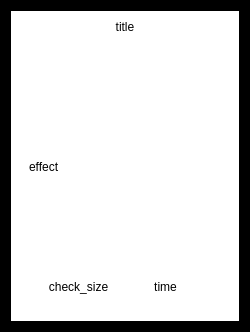
Old version of the form src/py/cardwidget.ui in the repository jyn-n/automatic-octo-dollop.
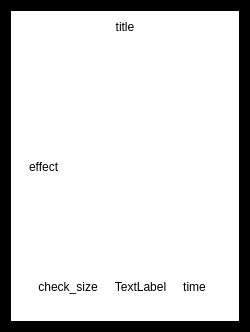
New version of the form.

```diff
--- a/src/py/cardwidget.ui
+++ b/src/py/cardwidget.ui
@@ -198,6 +198,22 @@
               </property>
              </widget>
             </item>
+            <item>
+             <widget class="QLabel" name="successes">
+              <property name="sizePolicy">
+               <sizepolicy hsizetype="Expanding" vsizetype="Preferred">
+                <horstretch>0</horstretch>
+                <verstretch>0</verstretch>
+               </sizepolicy>
+              </property>
+              <property name="text">
+               <string>TextLabel</string>
+              </property>
+              <property name="alignment">
+               <set>Qt::AlignCenter</set>
+              </property>
+             </widget>
+            </item>
             <item>
              <widget class="QLabel" name="time">
               <property name="text">
```
